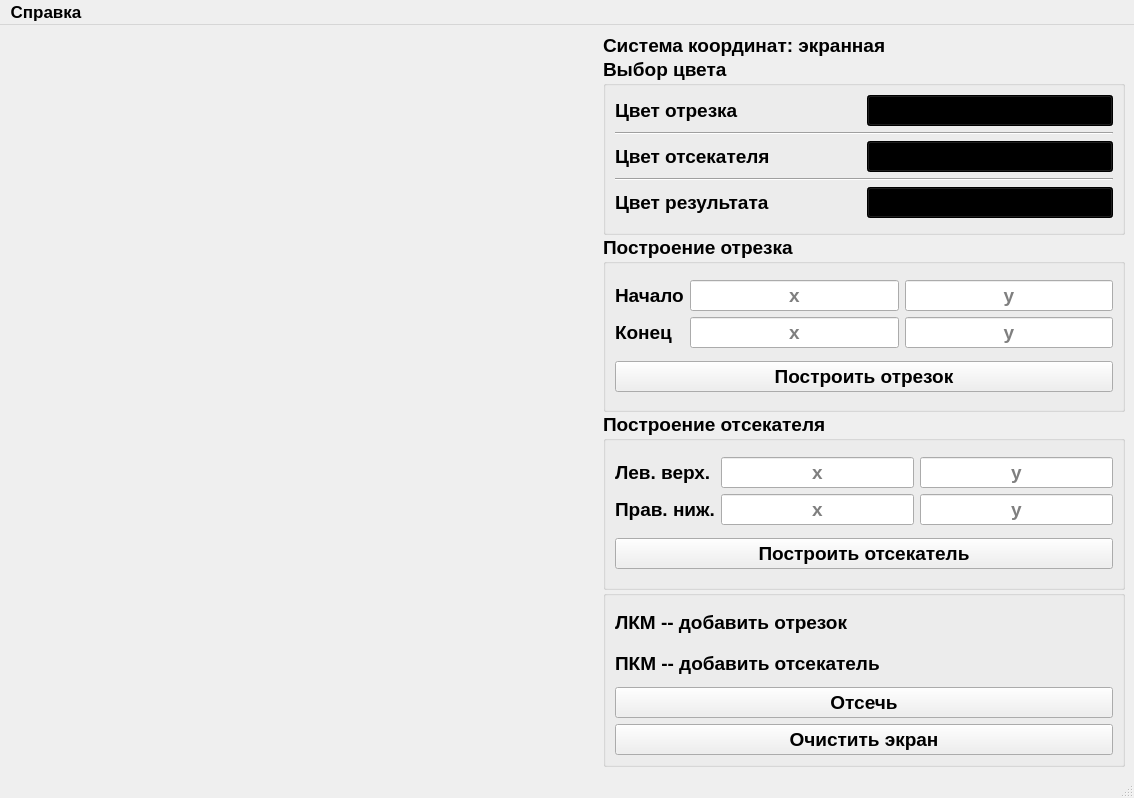
Before: the Qt Designer form lab7/lab7.ui in YusahO/CG, drawn with Qt 5.
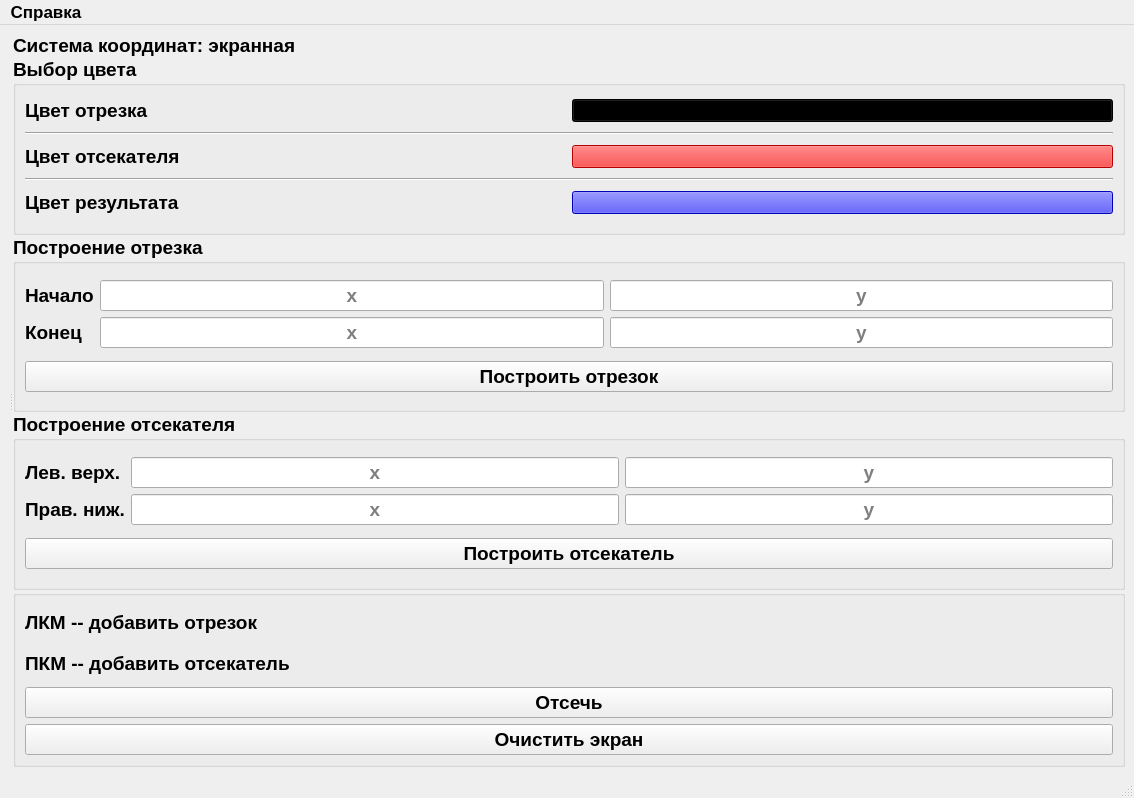
After: the same form once the commit is applied. Custom widgets are drawn as their Qt base class.

Patch:
```diff
--- a/lab7/lab7.ui
+++ b/lab7/lab7.ui
@@ -14,15 +14,20 @@
    <string>MainWindow</string>
   </property>
   <widget class="QWidget" name="centralwidget">
-   <layout class="QHBoxLayout" name="horizontalLayout" stretch="1,0">
+   <layout class="QHBoxLayout" name="horizontalLayout" stretch="0">
     <item>
+     <widget class="QSplitter" name="splitter">
+      <property name="orientation">
+       <enum>Qt::Horizontal</enum>
+      </property>
+      <widget class="QWidget" name="">
      <layout class="QVBoxLayout" name="verticalLayout_4" stretch="1">
       <item>
        <widget class="Canvas" name="canvas" native="true"/>
       </item>
      </layout>
-    </item>
-    <item>
+      </widget>
+      <widget class="QWidget" name="">
      <layout class="QVBoxLayout" name="verticalLayout" stretch="0,0,0,0,0">
       <property name="spacing">
        <number>0</number>
@@ -41,7 +46,6 @@
         <property name="font">
          <font>
           <pointsize>14</pointsize>
-          <weight>75</weight>
           <bold>true</bold>
          </font>
         </property>
@@ -55,7 +59,6 @@
         <property name="font">
          <font>
           <pointsize>14</pointsize>
-          <weight>75</weight>
           <bold>true</bold>
          </font>
         </property>
@@ -65,8 +68,14 @@
         <layout class="QGridLayout" name="gridLayout_3">
          <item row="4" column="1">
           <widget class="QPushButton" name="sepColor">
+             <property name="font">
+              <font>
+               <pointsize>10</pointsize>
+               <bold>false</bold>
+              </font>
+             </property>
            <property name="styleSheet">
-            <string notr="true">background-color: rgb(0, 0, 0)</string>
+              <string notr="true">background-color: rgb(255, 0, 0)</string>
            </property>
            <property name="text">
             <string/>
@@ -77,8 +86,7 @@
           <widget class="QPushButton" name="lineColor">
            <property name="font">
             <font>
-             <pointsize>14</pointsize>
-             <weight>50</weight>
+               <pointsize>10</pointsize>
              <bold>false</bold>
             </font>
            </property>
@@ -92,8 +100,14 @@
          </item>
          <item row="7" column="1">
           <widget class="QPushButton" name="resColor">
+             <property name="font">
+              <font>
+               <pointsize>10</pointsize>
+               <bold>false</bold>
+              </font>
+             </property>
            <property name="styleSheet">
-            <string notr="true">background-color: rgb(0, 0, 0)</string>
+              <string notr="true">background-color: rgb(0, 0, 255)</string>
            </property>
            <property name="text">
             <string/>
@@ -149,7 +163,6 @@
         <property name="font">
          <font>
           <pointsize>14</pointsize>
-          <weight>75</weight>
           <bold>true</bold>
          </font>
         </property>
@@ -234,7 +247,7 @@
       <item>
        <widget class="QGroupBox" name="groupBox_3">
         <property name="sizePolicy">
-         <sizepolicy hsizetype="Maximum" vsizetype="Preferred">
+           <sizepolicy hsizetype="Preferred" vsizetype="Preferred">
           <horstretch>0</horstretch>
           <verstretch>0</verstretch>
          </sizepolicy>
@@ -242,7 +255,6 @@
         <property name="font">
          <font>
           <pointsize>14</pointsize>
-          <weight>75</weight>
           <bold>true</bold>
          </font>
         </property>
@@ -329,7 +341,6 @@
         <property name="font">
          <font>
           <pointsize>14</pointsize>
-          <weight>75</weight>
           <bold>true</bold>
          </font>
         </property>
@@ -369,6 +380,8 @@
        </widget>
       </item>
      </layout>
+      </widget>
+     </widget>
     </item>
    </layout>
   </widget>
```
Left out of the diff: 4 changed lines with no effect on the pictures. Lines whose indentation alone changed are shown as unchanged.
